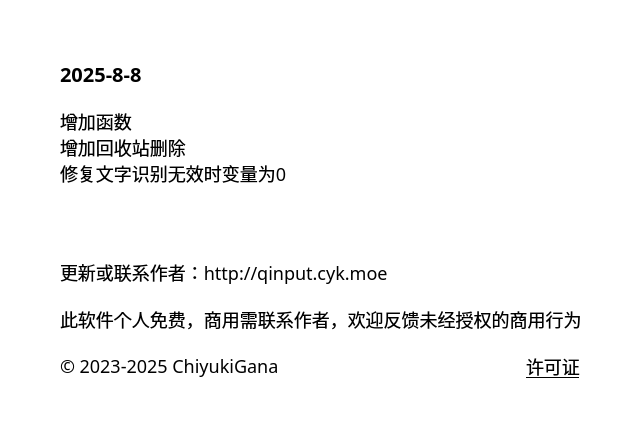
Old version of the form source/ui/AboutUi.ui in the repository ChiyukiGana/Quickinput.
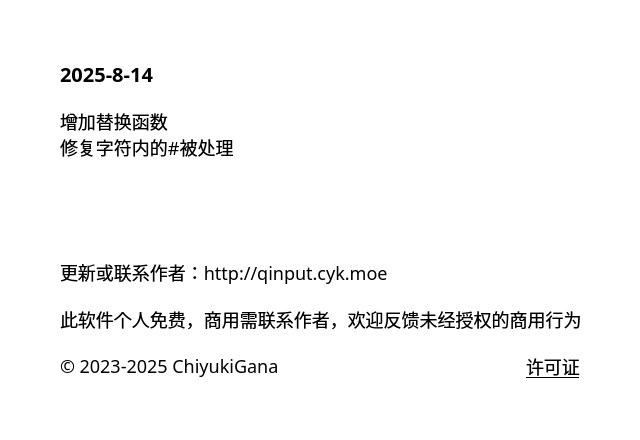
New version of the form.

```diff
--- a/source/ui/AboutUi.ui
+++ b/source/ui/AboutUi.ui
@@ -90,7 +90,7 @@
          <string notr="true">font-size:20px</string>
         </property>
         <property name="text">
-         <string>2025-8-8</string>
+         <string>2025-8-14</string>
         </property>
         <property name="textFormat">
          <enum>Qt::TextFormat::PlainText</enum>
@@ -106,9 +106,8 @@
          </sizepolicy>
         </property>
         <property name="text">
-         <string>增加函数
-增加回收站删除
-修复文字识别无效时变量为0</string>
+         <string>增加替换函数
+修复字符内的#被处理</string>
         </property>
         <property name="textFormat">
          <enum>Qt::TextFormat::PlainText</enum>
```
